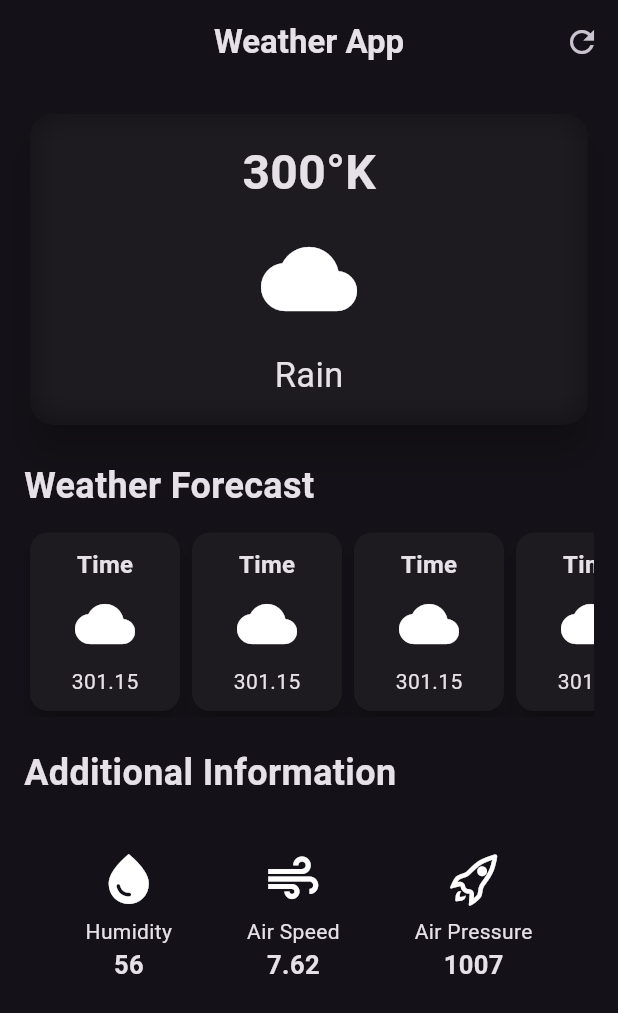
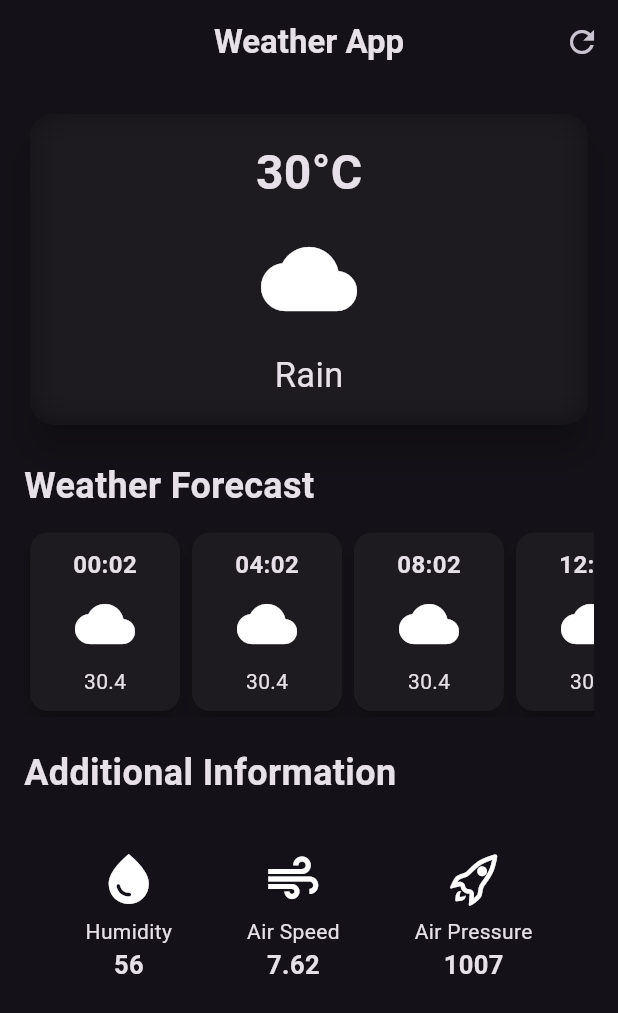
Before and after one commit to imtangim/weather_app, a Flutter app: the screen it shows after launch, on a phone screen of 412 x 824 dp. Shown: the top 1013 px of the screen. Run offline on Flutter 3.47's test engine with Material 2 defaults, Android fonts, the light colour scheme and no system bars; our stand-ins replace location.

Commit message:
Thats it for day6

```diff
--- a/lib/home/forcast/forecast.dart
+++ b/lib/home/forcast/forecast.dart
@@ -1,7 +1,15 @@
 import 'package:flutter/material.dart';
 
 class ForcastCard extends StatelessWidget {
-  const ForcastCard({super.key});
+  final IconData icon;
+  final num temperature;
+  final String time;
+  const ForcastCard({
+    super.key,
+    required this.icon,
+    required this.temperature,
+    required this.time,
+  });
 
   @override
   Widget build(BuildContext context) {
@@ -13,23 +21,23 @@ class ForcastCard extends StatelessWidget {
           borderRadius: BorderRadius.circular(15),
         ),
         padding: const EdgeInsets.all(10.0),
-        child: const Column(
+        child: Column(
           children: [
             Text(
-              "Time",
-              style: TextStyle(
+              time,
+              style: const TextStyle(
                 fontSize: 16,
                 fontWeight: FontWeight.bold,
               ),
             ),
-            SizedBox(height: 8),
+            const SizedBox(height: 8),
             Icon(
-              Icons.cloud,
+              icon,
               size: 40,
             ),
-            SizedBox(height: 8),
+            const SizedBox(height: 8),
             Text(
-              "301.15",
+              temperature.toString(),
             ),
           ],
         ),
--- /dev/null
+++ b/lib/home/location_l/location.dart
@@ -0,0 +1,37 @@
+import 'package:location/location.dart';
+
+class LocationManager {
+  late Location location;
+  double? lat;
+  double? long;
+  bool serviceEnabled = false;
+  PermissionStatus permissionGranted = PermissionStatus.denied;
+  late LocationData locationData;
+
+  LocationManager() {
+    location = Location();
+  }
+
+  Future<void> fetchLocationData() async {
+    serviceEnabled = await location.serviceEnabled();
+    if (!serviceEnabled) {
+      serviceEnabled = await location.requestService();
+      if (!serviceEnabled) {
+        return;
+      }
+    }
+
+    permissionGranted = await location.hasPermission();
+    if (permissionGranted == PermissionStatus.denied) {
+      permissionGranted = await location.requestPermission();
+      if (permissionGranted != PermissionStatus.granted) {
+        return;
+      }
+    }
+    location.enableBackgroundMode(enable: false);
+
+    locationData = await location.getLocation();
+    lat = locationData.latitude;
+    long = locationData.longitude;
+  }
+}
--- /dev/null
+++ b/lib/home/secret.dart
@@ -0,0 +1 @@
+const openweatherApikey = "ceee12242b0e4b2d1ce0c2702f5e7ca2";
--- a/lib/home/weather_screen.dart
+++ b/lib/home/weather_screen.dart
@@ -1,12 +1,39 @@
 import 'dart:ui';
 import 'package:flutter/cupertino.dart';
 import 'package:flutter/material.dart';
-
+import 'package:http/http.dart' as http;
+import 'package:wheater_app/home/secret.dart';
 import 'forcast/forecast.dart';
 import 'additional_info/additionalinfo.dart';
+import 'location_l/location.dart';
 
-class WeatherScreen extends StatelessWidget {
+class WeatherScreen extends StatefulWidget {
   const WeatherScreen({super.key});
+
+  @override
+  State<WeatherScreen> createState() => _WeatherScreenState();
+}
+
+class _WeatherScreenState extends State<WeatherScreen> {
+  @override
+  void initState() {
+    super.initState();
+    getWeather();
+  }
+
+  //weather api
+  Future getWeather() async {
+    LocationManager location = LocationManager();
+    await location.fetchLocationData();
+    double? lat = location.lat;
+    double? long = location.long;
+
+    final res = await http.get(
+      Uri.parse(
+          "https://api.openweathermap.org/data/2.5/onecall?lat=$lat&lon=$long&appid=$openweatherApikey"),
+    );
+    print(res);
+  }
 
   @override
   Widget build(BuildContext context) {
@@ -48,7 +75,7 @@ class WeatherScreen extends StatelessWidget {
                       child: Column(
                         children: [
                           Text(
-                            "300°K",
+                            "30°C",
                             style: TextStyle(
                               fontSize: 32,
                               fontWeight: FontWeight.bold,
@@ -92,12 +119,41 @@ class WeatherScreen extends StatelessWidget {
               scrollDirection: Axis.horizontal,
               child: Row(
                 children: [
-                  ForcastCard(),
-                  ForcastCard(),
-                  ForcastCard(),
-                  ForcastCard(),
-                  ForcastCard(),
-                  ForcastCard(),
+                  ForcastCard(
+                    icon: Icons.cloud,
+                    temperature: 30.4,
+                    time: "00:02",
+                  ),
+                  ForcastCard(
+                    icon: Icons.cloud,
+                    temperature: 30.4,
+                    time: "04:02",
+                  ),
+                  ForcastCard(
+                    icon: Icons.cloud,
+                    temperature: 30.4,
+                    time: "08:02",
+                  ),
+                  ForcastCard(
+                    icon: Icons.cloud,
+                    temperature: 30.4,
+                    time: "12:02",
+                  ),
+                  ForcastCard(
+                    icon: Icons.cloud,
+                    temperature: 30.4,
+                    time: "16:02",
+                  ),
+                  ForcastCard(
+                    icon: Icons.cloud,
+                    temperature: 30.4,
+                    time: "20:02",
+                  ),
+                  ForcastCard(
+                    icon: Icons.cloud,
+                    temperature: 30.4,
+                    time: "24:02",
+                  ),
                 ],
               ),
             ),
--- a/lib/main.dart
+++ b/lib/main.dart
@@ -19,3 +19,6 @@ class MyApp extends StatelessWidget {
     );
   }
 }
+
+
+// 19194s tomorrow timeline
```
Also changed, not shown: pubspec.yaml (+4 -3 lines), pubspec.lock, 4 other files.
